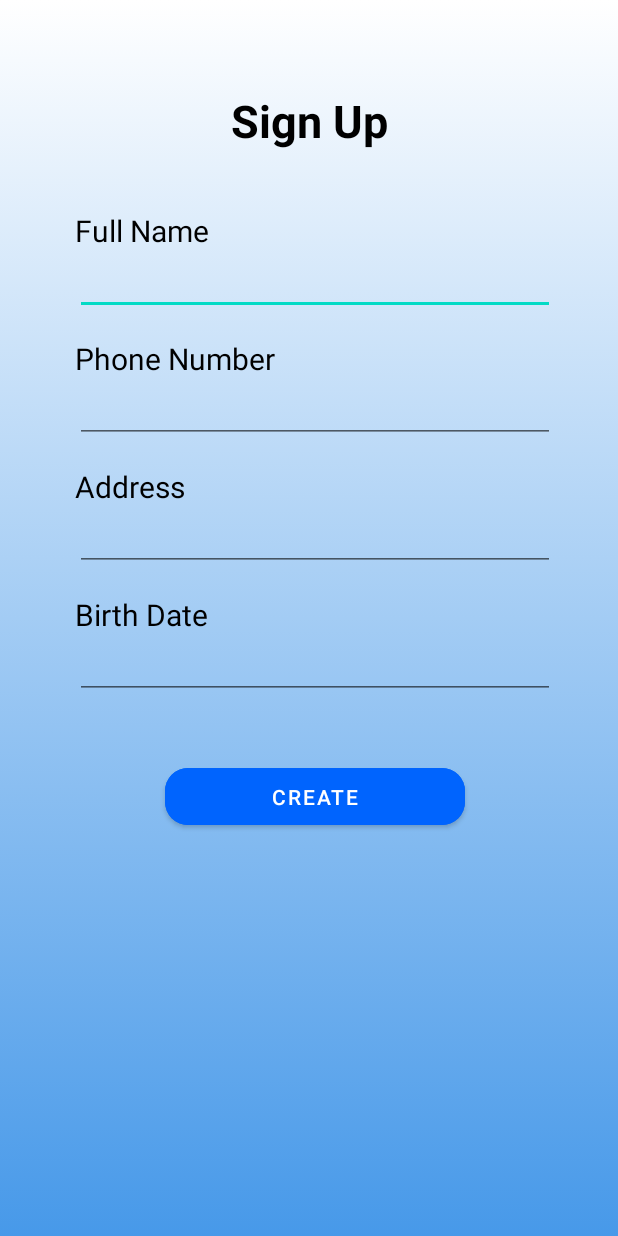
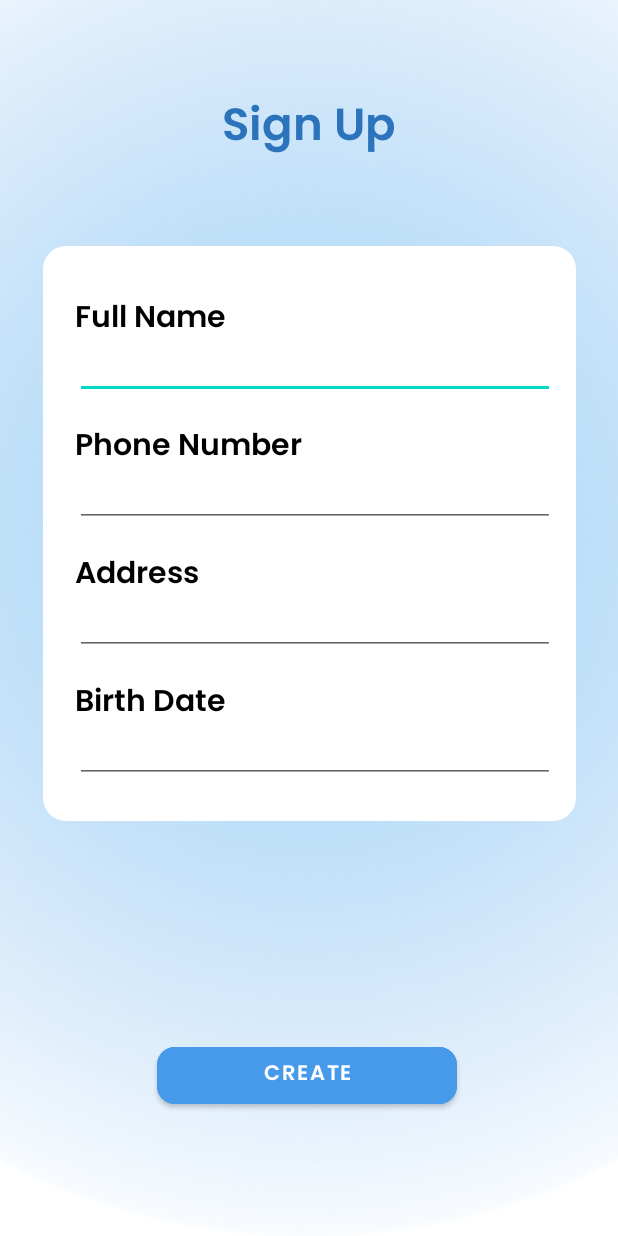
Before and after one commit to wahyuvlntn/Y-PRENEUR, an Android app: the RegisterActivity screen opened directly, with no data from a screen before it, on a phone screen of 412 x 824 dp. Run offline under Robolectric (Android 15) with nearby library versions, the phone set to English and light mode, and no system bars; Roboto replaces fonts that are not available here.

Commit message:
Initial Commit

```diff
--- /dev/null
+++ b/app/src/main/res/font/poppins_semibold.xml
@@ -0,0 +1,7 @@
+<?xml version="1.0" encoding="utf-8"?>
+<font-family xmlns:app="http://schemas.android.com/apk/res-auto"
+        app:fontProviderAuthority="com.google.android.gms.fonts"
+        app:fontProviderPackage="com.google.android.gms"
+        app:fontProviderQuery="name=Poppins&amp;weight=600"
+        app:fontProviderCerts="@array/com_google_android_gms_fonts_certs">
+</font-family>
--- a/app/src/main/res/layout/activity_business_plan.xml
+++ b/app/src/main/res/layout/activity_business_plan.xml
@@ -208,7 +208,6 @@
         android:layout_width="336dp"
         android:layout_height="40dp"
         android:layout_marginTop="4dp"
-
         android:entries="@array/marketing"
         android:spinnerMode="dropdown"
         app:layout_constraintEnd_toEndOf="@id/tv_bentuk_pemasaran"
--- a/app/src/main/res/layout/activity_register.xml
+++ b/app/src/main/res/layout/activity_register.xml
@@ -4,7 +4,7 @@
     xmlns:tools="http://schemas.android.com/tools"
     android:layout_width="match_parent"
     android:layout_height="match_parent"
-    android:background="@drawable/gradient_bg"
+    android:background="@drawable/bg_design_1"
     tools:context=".RegisterActivity">
 
     <TextView
@@ -13,8 +13,8 @@
         android:layout_height="wrap_content"
         android:text="Sign Up"
         android:textSize="30dp"
-        android:textStyle="bold"
-        android:textColor="@color/black"
+        android:fontFamily="@font/poppins_semibold"
+        android:textColor="#2B73BA"
         android:gravity="center"
         android:layout_marginTop="60dp"
         app:layout_constraintStart_toStartOf="parent"
@@ -22,15 +22,25 @@
         app:layout_constraintEnd_toEndOf="parent"
         ></TextView>
 
+    <ImageView
+        android:layout_width="355dp"
+        android:layout_height="383dp"
+        android:layout_marginTop="164dp"
+        android:src="@drawable/rounded_bubble"
+        app:layout_constraintEnd_toEndOf="parent"
+        app:layout_constraintStart_toStartOf="parent"
+        app:layout_constraintTop_toTopOf="parent"></ImageView>
+
     <TextView
         android:id="@+id/tv_fullname"
         android:layout_width="wrap_content"
         android:layout_height="wrap_content"
+        android:layout_marginLeft="50dp"
+        android:layout_marginTop="196dp"
+        android:fontFamily="@font/poppins_semibold"
         android:text="Full Name"
-        android:textColor="@color/black"
+        android:textColor="#000000"
         android:textSize="20dp"
-        android:layout_marginLeft="50dp"
-        android:layout_marginTop="140dp"
         app:layout_constraintEnd_toEndOf="parent"
         app:layout_constraintHorizontal_bias="0.0"
         app:layout_constraintStart_toStartOf="parent"
@@ -53,7 +63,8 @@
         android:layout_height="wrap_content"
         android:layout_marginTop="55dp"
         android:text="Phone Number"
-        android:textColor="@color/black"
+        android:fontFamily="@font/poppins_semibold"
+        android:textColor="#000000"
         android:textSize="20dp"
         app:layout_constraintEnd_toEndOf="@id/et_fullname"
         app:layout_constraintHorizontal_bias="0.0"
@@ -77,7 +88,8 @@
         android:layout_height="wrap_content"
         android:layout_marginTop="55dp"
         android:text="Address"
-        android:textColor="@color/black"
+        android:fontFamily="@font/poppins_semibold"
+        android:textColor="#000000"
         android:textSize="20dp"
         app:layout_constraintEnd_toEndOf="@id/et_phone_number"
         app:layout_constraintHorizontal_bias="0.0"
@@ -101,7 +113,8 @@
         android:layout_height="wrap_content"
         android:layout_marginTop="55dp"
         android:text="Birth Date"
-        android:textColor="@color/black"
+        android:fontFamily="@font/poppins_semibold"
+        android:textColor="#000000"
         android:textSize="20dp"
         app:layout_constraintEnd_toEndOf="@id/et_address"
         app:layout_constraintHorizontal_bias="0.0"
@@ -124,11 +137,13 @@
         android:layout_width="200dp"
         android:layout_height="50dp"
         android:layout_gravity="center_horizontal"
-        android:layout_marginTop="80dp"
-        android:backgroundTint="#0064FE"
+        android:layout_marginTop="210dp"
+        android:backgroundTint="#4799E9"
+        android:fontFamily="@font/poppins_semibold"
         android:text="CREATE"
-        app:cornerRadius="15dp"
+        app:cornerRadius="12dp"
         app:layout_constraintEnd_toEndOf="@id/et_birth"
+        app:layout_constraintHorizontal_bias="0.458"
         app:layout_constraintStart_toStartOf="@id/et_birth"
         app:layout_constraintTop_toTopOf="@id/et_birth"></Button>
 
--- a/app/src/main/res/values/preloaded_fonts.xml
+++ b/app/src/main/res/values/preloaded_fonts.xml
@@ -4,6 +4,7 @@
         <item>@font/montserrat_semibold</item>
         <item>@font/montserrat_subrayada</item>
         <item>@font/montserrat_thin</item>
+        <item>@font/poppins</item>
         <item>@font/poppins_medium</item>
         <item>@font/poppins_semibold</item>
         <item>@font/roboto_thin</item>
```
Also changed, not shown: app/src/main/java/com/example/y_preneur/BusinessCreatedActivity.kt (+10 -1 lines), app/src/main/res/font/poppins.xml (added, +7 -0 lines), app/src/main/res/layout/activity_account_create.xml (+8 -7 lines), app/src/main/res/layout/activity_build_attention.xml (+9 -9 lines), app/src/main/res/layout/activity_business_created.xml (+5 -5 lines), app/src/main/res/layout/activity_main_business_create.xml (+13 -12 lines), app/src/main/res/layout/activity_sign_up.xml (+17 -9 lines).
